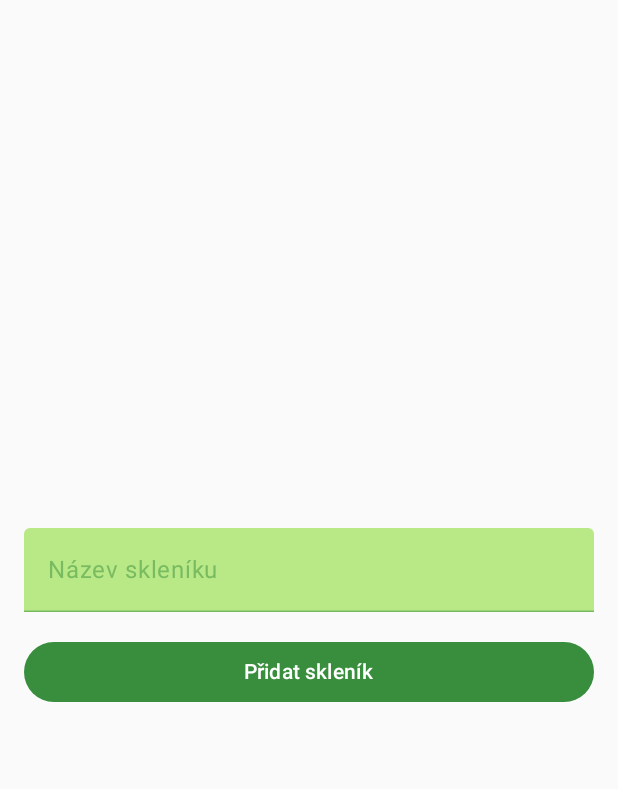
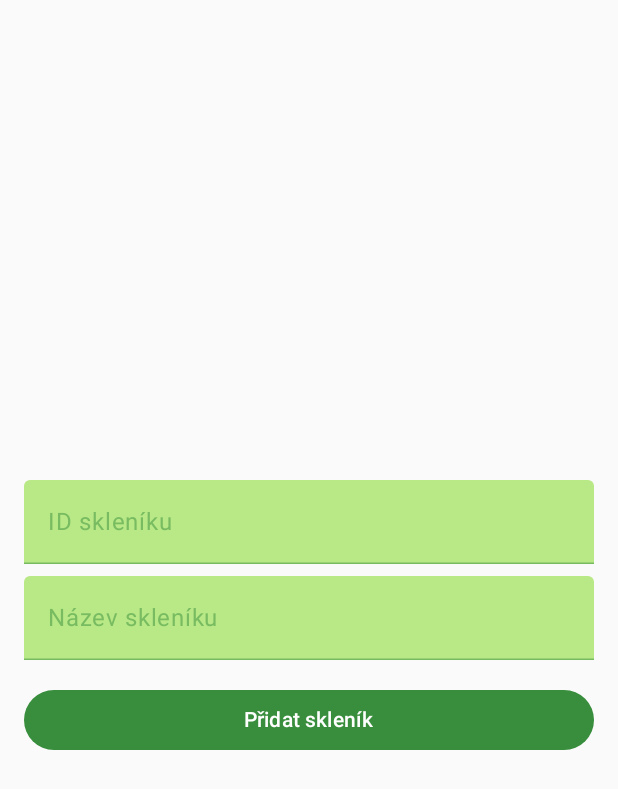
Before and after one commit to ZvedamRance/greenhouse, an Android app built with Jetpack Compose: the AddGreenhouseScreen screen opened through its navigation route, on a phone screen of 412 x 824 dp. Shown: the top 789 px of the screen. Run offline under Robolectric (Android 15) with nearby library versions, the light colour scheme and no system bars; our stand-ins replace Firebase (no records; nobody signed in at launch, a user with empty details on screens opened directly).

Commit message:
Allow adding ID when creating a record and allow deleting a record

```diff
--- a/app/src/main/java/com/example/greenhouse/ui/screen/AddGreenhouseScreen.kt
+++ b/app/src/main/java/com/example/greenhouse/ui/screen/AddGreenhouseScreen.kt
@@ -17,7 +17,9 @@ fun AddGreenhouseScreen(
     navController: NavHostController,
     viewModel: AddGreenhouseViewModel = androidx.lifecycle.viewmodel.compose.viewModel()
 ) {
+    var greenhouseId by remember { mutableStateOf("") }
     var greenhouseName by remember { mutableStateOf("") }
+
 
     val isLoading by viewModel.isLoading.collectAsState()
     val success by viewModel.success.collectAsState()
@@ -36,6 +38,31 @@ fun AddGreenhouseScreen(
         contentAlignment = Alignment.Center
     ) {
         Column(horizontalAlignment = Alignment.CenterHorizontally) {
+
+            if (errorMessage != null) {
+                Text(text = "$errorMessage", color = MaterialTheme.colorScheme.error)
+                Spacer(modifier = Modifier.height(16.dp))
+            }
+
+            TextField(
+                value = greenhouseId,
+                onValueChange = { greenhouseId = it },
+                label = { Text("ID skleníku") },
+                modifier = Modifier.fillMaxWidth(),
+                colors = TextFieldDefaults.colors(
+                    focusedTextColor = DarkGreen,
+                    unfocusedTextColor = DarkGreen,
+                    focusedContainerColor = LightGreen,
+                    unfocusedContainerColor = LightGreen,
+                    cursorColor = DarkGreen,
+                    focusedIndicatorColor = DarkGreen,
+                    unfocusedIndicatorColor = DarkGreen.copy(alpha = 0.5f),
+                    focusedLabelColor = DarkGreen,
+                    unfocusedLabelColor = DarkGreen.copy(alpha = 0.5f)
+                )
+            )
+
+            Spacer(modifier = Modifier.height(8.dp))
 
             TextField(
                 value = greenhouseName,
@@ -58,7 +85,7 @@ fun AddGreenhouseScreen(
             Spacer(modifier = Modifier.height(16.dp))
 
             Button(
-                onClick = { viewModel.addGreenhouse(greenhouseName) },
+                onClick = { viewModel.addGreenhouse(greenhouseName, greenhouseId.ifBlank { null }) },
                 modifier = Modifier.fillMaxWidth(),
                 enabled = !isLoading,
                 colors = ButtonDefaults.buttonColors(
@@ -68,11 +95,6 @@ fun AddGreenhouseScreen(
             ) {
                 Text(if (isLoading) "Ukládám..." else "Přidat skleník")
             }
-
-            if (errorMessage != null) {
-                Spacer(modifier = Modifier.height(8.dp))
-                Text(text = "$errorMessage", color = MaterialTheme.colorScheme.error)
-            }
         }
     }
 }
--- a/app/src/main/java/com/example/greenhouse/viewmodel/MainViewModel.kt
+++ b/app/src/main/java/com/example/greenhouse/viewmodel/MainViewModel.kt
@@ -1,7 +1,6 @@
 package com.example.greenhouse.viewmodel
 
 import androidx.lifecycle.ViewModel
-import androidx.lifecycle.viewModelScope
 import com.example.greenhouse.model.Greenhouse
 import com.example.greenhouse.repository.GreenhouseRepository
 import kotlinx.coroutines.flow.MutableStateFlow
@@ -22,4 +21,5 @@ class MainViewModel : ViewModel() {
             _greenhouses.value = list
         }
     }
+
 }
```
Also changed, not shown: app/src/main/java/com/example/greenhouse/repository/GreenhouseRepository.kt (+21 -3 lines), app/src/main/java/com/example/greenhouse/repository/SectionRepository.kt (+14 -10 lines), app/src/main/java/com/example/greenhouse/ui/screen/AddSectionScreen.kt (+28 -6 lines), app/src/main/java/com/example/greenhouse/ui/screen/GreenhouseDetailScreen.kt (+66 -8 lines), app/src/main/java/com/example/greenhouse/viewmodel/AddGreenhouseViewModel.kt (+4 -4 lines), app/src/main/java/com/example/greenhouse/viewmodel/AddSectionViewModel.kt (+7 -3 lines), app/src/main/java/com/example/greenhouse/viewmodel/GreenhouseDetailViewModel.kt (+19 -2 lines).
